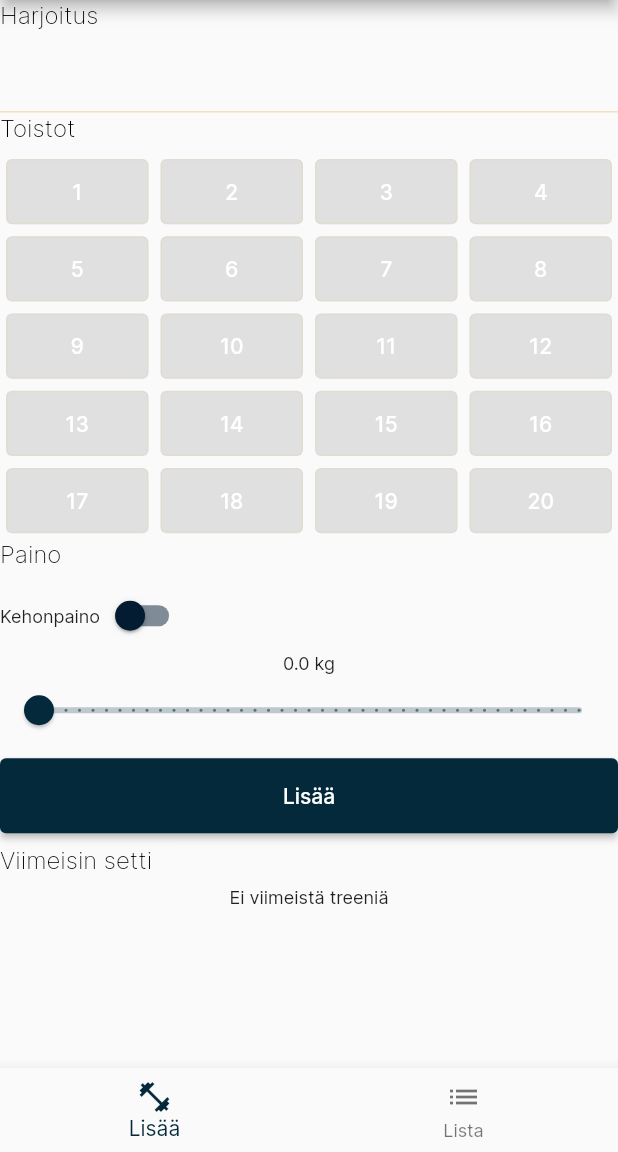
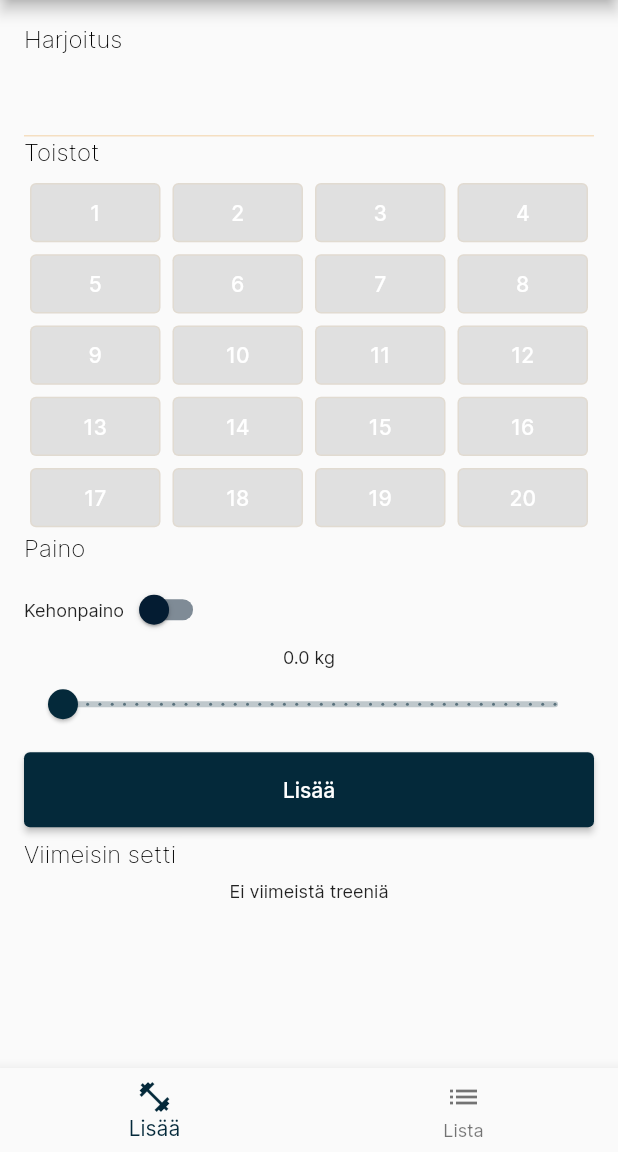
Before and after one commit to matsba/lifterapp, a Flutter app: the screen it shows after launch, on a phone screen of 412 x 824 dp, the part 84-1236 px from its top. Run offline on Flutter 3.47's test engine with Material 2 defaults, Android fonts, the phone set to English and light mode, and no system bars; our stand-ins replace flutter_redux, redux, redux_thunk, sqflite; missing offline and left inert: flutter_redux_navigation; accounts and stored records are empty.

Commit message:
fix padding

```diff
--- a/lib/components/app_scaffold.dart
+++ b/lib/components/app_scaffold.dart
@@ -61,7 +61,7 @@ class AppScaffold extends StatelessWidget {
   Widget _staticContainer() {
     return Container(
       child: Column(children: bodyContent),
-      padding: const EdgeInsets.only(left: 8.0, right: 8.0),
+      padding: const EdgeInsets.all(16.0),
     );
   }
 
--- a/lib/screens/home_page.dart
+++ b/lib/screens/home_page.dart
@@ -214,6 +214,10 @@ class HomePage extends StatelessWidget {
   Widget build(BuildContext context) {
     return AppScaffold(
       bodyContent: [
+        Padding(
+          padding: EdgeInsets.all(16.0),
+          child: Column(
+            children: [
               _titleRow(context, "Harjoitus", decoration: false),
               _inputWorkoutName(),
               _titleRow(context, "Toistot", decoration: false),
@@ -223,6 +227,9 @@ class HomePage extends StatelessWidget {
               _submitButton(),
               _titleRow(context, "Viimeisin setti", decoration: false),
               _latestWorkoutSection()
+            ],
+          ),
+        )
       ],
       navBarIndex: 0,
       expanded: true,
--- a/lib/screens/list_page.dart
+++ b/lib/screens/list_page.dart
@@ -15,7 +15,7 @@ class ListPage extends StatelessWidget {
     WorkoutCard card = cards[i];
 
     return Container(
-        padding: EdgeInsets.all(10),
+        padding: EdgeInsets.only(bottom: 16),
         child: Card(
           child: Column(
             children: [
--- a/lib/screens/log_page.dart
+++ b/lib/screens/log_page.dart
@@ -8,7 +8,7 @@ import 'package:lifterapp/models/workout.dart';
 class LogPage extends StatelessWidget {
   DataRow _workoutLogRow(Workout workout) {
     return DataRow(cells: [
-      DataCell(Text(DateFormat("d.M.y H:mm.ss").format(workout.timestamp))),
+      DataCell(Text(DateFormat("d.M.y H:mm").format(workout.timestamp))),
       DataCell(Text(workout.name)),
       DataCell(Text(workout.reps.toString())),
       workout.bodyWeigth
@@ -50,7 +50,7 @@ class LogPage extends StatelessWidget {
         ),
       ),
       SingleChildScrollView(
-        child: _workoutLog(),
+        child: Align(child: _workoutLog(), alignment: Alignment.centerLeft),
         scrollDirection: Axis.vertical,
       )
     ]);
```
Lines whose indentation alone changed are shown as unchanged.
